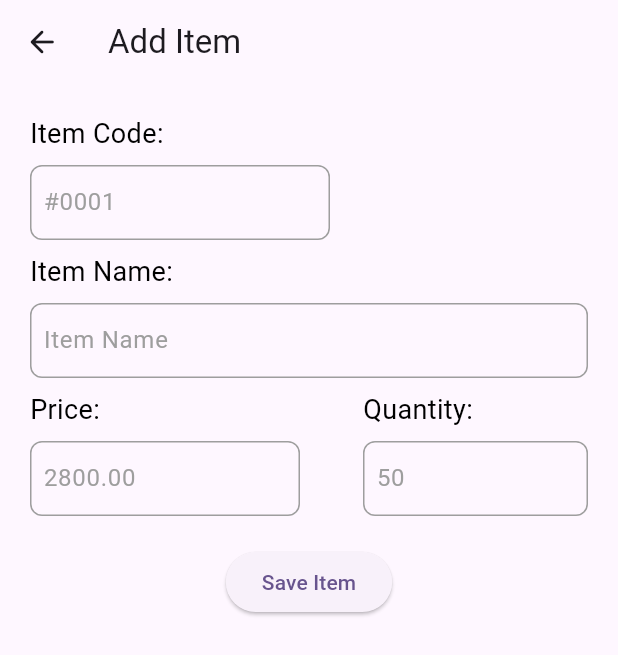
After one commit to CBS-Developments/Billing-App, a Flutter app: the AddingItemsPage screen opened directly, after a tap on the "arrow back" icon, after a tap on "Add Items", on a phone screen of 412 x 824 dp. The commit adds this screen. Shown: the top 655 px of the screen. Run offline on Flutter 3.47's test engine with Material 2 defaults, Android fonts, the phone set to English and light mode, and no system bars; missing offline and left inert: bluetooth_print; network calls fail.

Commit message:
Item Added Created

```diff
--- /dev/null
+++ b/billing_app/lib/Pages/itemsAddingPage.dart
@@ -0,0 +1,298 @@
+import 'package:billing_app/Pages/itemsPage.dart';
+import 'package:flutter/material.dart';
+import 'package:http/http.dart' as http;
+import 'dart:convert';
+
+class AddingItemsPage extends StatefulWidget {
+  const AddingItemsPage({Key? key}) : super(key: key);
+
+  @override
+  State<AddingItemsPage> createState() => _AddingItemsPageState();
+}
+
+class _AddingItemsPageState extends State<AddingItemsPage> {
+  // Controller for text fields
+  final TextEditingController itemCodeController = TextEditingController();
+  final TextEditingController nameController = TextEditingController();
+  final TextEditingController priceController = TextEditingController();
+  final TextEditingController quantityController = TextEditingController();
+
+  // Function to handle save button press
+  Future<void> addItem(
+    BuildContext context, {
+    required String itemCode,
+    required String name,
+    required double price,
+    required int quantity,
+  }) async {
+    // Add your validation logic for text controllers here
+    // For example, you can check if the fields are not empty or meet specific criteria
+
+    if (itemCode.isEmpty || name.isEmpty || price <= 0 || quantity <= 0) {
+      // Show an error message or handle validation failure
+      // You can use a snackbar or any other UI element to display the message
+      snackBar(
+          context, "Please fill in all fields with valid values.", Colors.red);
+      return;
+    }
+
+    // If validation passes, proceed with adding the item
+    var url = "http://dev.workspace.cbs.lk/addItems.php";
+
+    var data = {
+      "item_code": itemCode,
+      "item_name": name,
+      "price": price.toString(),
+      "available_quantity": quantity.toString(),
+      "status_" :' 1',
+      // Add other required parameters for your API
+    };
+
+    http.Response res = await http.post(
+      Uri.parse(url),
+      body: data,
+      headers: {
+        "Accept": "application/json",
+        "Content-Type": "application/x-www-form-urlencoded",
+      },
+      encoding: Encoding.getByName("utf-8"),
+    );
+
+    if (res.statusCode.toString() == "200") {
+      if (jsonDecode(res.body) == "true") {
+        // Show success message
+        if (!mounted) return;
+        showPrintedSuccessfullyDialog(context);
+      } else {
+        // Handle API response indicating failure
+        if (!mounted) return;
+        snackBar(context, "Error", Colors.blueAccent);
+      }
+    } else {
+      // Handle non-200 status code
+      if (!mounted) return;
+      snackBar(context, "Error", Colors.redAccent);
+    }
+  }
+
+  Future<void> snackBar(
+      BuildContext context, String message, Color color) async {
+    ScaffoldMessenger.of(context).showSnackBar(SnackBar(
+      content: Text(
+        message,
+        style: TextStyle(color: color, fontSize: 17.0),
+      ),
+    ));
+  }
+
+  Future<void> showPrintedSuccessfullyDialog(BuildContext context) async {
+    return showDialog<void>(
+      context: context,
+      barrierDismissible:
+          false, // Dialog cannot be dismissed by tapping outside
+      builder: (BuildContext context) {
+        return AlertDialog(
+          title: const Text('Successful'),
+          content: const SingleChildScrollView(
+            child: ListBody(
+              children: <Widget>[
+                Text('Item Added Successfully!!'),
+              ],
+            ),
+          ),
+          actions: <Widget>[
+            TextButton(
+              child: Text('OK'),
+              onPressed: () {
+                Navigator.of(context).pop();
+                Navigator.push(
+                  context,
+                  MaterialPageRoute(builder: (context) => ItemsPage()),
+                );
+                // Close the dialog
+              },
+            ),
+            TextButton(
+              child: Text('Add another item'),
+              onPressed: () {
+                Navigator.of(context).pop();
+                Navigator.push(
+                  context,
+                  MaterialPageRoute(builder: (context) => AddingItemsPage()),
+                );
+                // Close the dialog
+              },
+            ),
+          ],
+        );
+      },
+    );
+  }
+
+  @override
+  Widget build(BuildContext context) {
+    return Scaffold(
+      appBar: AppBar(
+        title: Text('Add Item'),
+        leading: IconButton(
+          icon: Icon(Icons.arrow_back_rounded),
+          onPressed: () {
+            Navigator.pop(context);
+            Navigator.push(
+              context,
+              MaterialPageRoute(builder: (context) => ItemsPage()),
+            );
+          },
+        ),
+      ),
+      body: Padding(
+        padding: const EdgeInsets.all(16.0),
+        child: Column(
+          crossAxisAlignment: CrossAxisAlignment.start,
+          children: [
+            Padding(
+              padding: const EdgeInsets.all(4.0),
+              child: Text(
+                "Item Code:",
+                style: TextStyle(fontSize: 18, color: Colors.black),
+              ),
+            ),
+            Padding(
+              padding: const EdgeInsets.all(4.0),
+              child: Container(
+                width: 200,
+                decoration: BoxDecoration(
+                  border: Border.all(color: Colors.grey),
+                  borderRadius: BorderRadius.circular(8),
+                ),
+                child: TextField(
+                  controller: itemCodeController,
+                  decoration: InputDecoration(
+                    hintText: '#0001',
+                    hintStyle: TextStyle(color: Colors.grey),
+                    border: InputBorder.none,
+                    contentPadding: EdgeInsets.all(8),
+                  ),
+                ),
+              ),
+            ),
+            Padding(
+              padding: const EdgeInsets.all(4.0),
+              child: Text(
+                "Item Name:",
+                style: TextStyle(fontSize: 18, color: Colors.black),
+              ),
+            ),
+            Padding(
+              padding: const EdgeInsets.all(4.0),
+              child: Container(
+                width: 400, // Adjust the width as needed
+                decoration: BoxDecoration(
+                  border: Border.all(color: Colors.grey),
+                  borderRadius: BorderRadius.circular(8),
+                ),
+                child: TextField(
+                  controller: nameController,
+                  decoration: InputDecoration(
+                    hintText: 'Item Name',
+                    hintStyle: TextStyle(color: Colors.grey),
+                    border: InputBorder.none,
+                    contentPadding: EdgeInsets.all(8),
+                  ),
+                ),
+              ),
+            ),
+            Row(
+              mainAxisAlignment: MainAxisAlignment.spaceBetween,
+              children: [
+                Column(
+                  crossAxisAlignment: CrossAxisAlignment.start,
+                  children: [
+                    Padding(
+                      padding: const EdgeInsets.all(4.0),
+                      child: Text(
+                        "Price:",
+                        style: TextStyle(fontSize: 18, color: Colors.black),
+                      ),
+                    ),
+                    Padding(
+                      padding: const EdgeInsets.all(4.0),
+                      child: Container(
+                        width: 180, // Adjust the width as needed
+                        decoration: BoxDecoration(
+                          border: Border.all(color: Colors.grey),
+                          borderRadius: BorderRadius.circular(8),
+                        ),
+                        child: TextField(
+                          controller: priceController,
+                          keyboardType:
+                              TextInputType.numberWithOptions(decimal: true),
+                          decoration: InputDecoration(
+                            hintText: '2800.00',
+                            hintStyle: TextStyle(color: Colors.grey),
+                            border: InputBorder.none,
+                            contentPadding: EdgeInsets.all(8),
+                          ),
+                        ),
+                      ),
+                    ),
+                  ],
+                ),
+                Column(
+                  crossAxisAlignment: CrossAxisAlignment.start,
+                  children: [
+                    Padding(
+                      padding: const EdgeInsets.all(4.0),
+                      child: Text(
+                        "Quantity:",
+                        style: TextStyle(fontSize: 18, color: Colors.black),
+                      ),
+                    ),
+                    Padding(
+                      padding: const EdgeInsets.all(4.0),
+                      child: Container(
+                        width: 150, // Adjust the width as needed
+                        decoration: BoxDecoration(
+                          border: Border.all(color: Colors.grey),
+                          borderRadius: BorderRadius.circular(8),
+                        ),
+                        child: TextField(
+                          controller: quantityController,
+                          keyboardType: TextInputType.number,
+                          decoration: InputDecoration(
+                            hintText: '50',
+                            hintStyle: TextStyle(color: Colors.grey),
+                            border: InputBorder.none,
+                            contentPadding: EdgeInsets.all(8),
+                          ),
+                        ),
+                      ),
+                    ),
+                  ],
+                ),
+              ],
+            ),
+            SizedBox(height: 16),
+            Row(
+              mainAxisAlignment: MainAxisAlignment.center,
+              children: [
+                ElevatedButton(
+                  onPressed: () {
+                    addItem(
+                      context,
+                      itemCode: itemCodeController.text,
+                      name: nameController.text,
+                      price: double.tryParse(priceController.text) ?? 0.0,
+                      quantity: int.tryParse(quantityController.text) ?? 0,
+                    );
+                  },
+                  child: Text('Save Item'),
+                ),
+              ],
+            ),
+          ],
+        ),
+      ),
+    );
+  }
+}
--- a/billing_app/lib/Pages/itemsPage.dart
+++ b/billing_app/lib/Pages/itemsPage.dart
@@ -1,6 +1,9 @@
+import 'package:billing_app/Pages/itemsAddingPage.dart';
 import 'package:flutter/material.dart';
 import 'package:http/http.dart' as http;
 import 'dart:convert';
+
+import 'homePage.dart';
 
 class ItemsPage extends StatefulWidget {
   @override
@@ -32,7 +35,8 @@ class _ItemsPageState extends State<ItemsPage> {
 
       return [];
     } else {
-      throw Exception('Failed to load data from the API. Status Code: ${response.statusCode}');
+      throw Exception(
+          'Failed to load data from the API. Status Code: ${response.statusCode}');
     }
   }
 
@@ -41,16 +45,72 @@ class _ItemsPageState extends State<ItemsPage> {
     return Scaffold(
       appBar: AppBar(
         title: Text('Items'),
+        leading: IconButton(
+          icon: Icon(Icons.arrow_back_rounded),
+          onPressed: () {
+            Navigator.pop(context);
+            Navigator.push(
+              context,
+              MaterialPageRoute(builder: (context) => HomePage()),
+            );
+          },
+        ),
       ),
       body: ListView.builder(
         itemCount: items.length,
         itemBuilder: (context, index) {
-          return ListTile(
-            title: Text(items[index].name),
-            subtitle: Text('Rs:${items[index].price.toStringAsFixed(2)}'),
-            // Add more details if needed
+          return Column(
+            children: [
+              ListTile(
+                title: Row(
+                  mainAxisAlignment: MainAxisAlignment.spaceBetween,
+                  children: [
+                    Column(
+                      crossAxisAlignment: CrossAxisAlignment.start,
+                      children: [
+                        Text('${items[index].itemCode} | ${items[index].name}'),
+                        Text('Rs:${items[index].price.toStringAsFixed(2)}'),
+                        Text('Quantity: ${items[index].availableQuantity}'),
+                      ],
+                    ),
+                    Row(
+                      children: [
+                        IconButton(
+                            onPressed: () {},
+                            icon: Icon(
+                              Icons.remove_circle_outline_rounded,
+                              color: Colors.redAccent,
+                            ),
+                          tooltip: 'Remove Item',
+                        ),
+                        IconButton(
+                            onPressed: () {},
+                            icon: Icon(
+                              Icons.more_vert_rounded,
+                              color: Colors.black,
+                            ),
+                          tooltip: 'More',
+                        )
+                      ],
+                    ),
+                  ],
+                ),
+                // Add more details if needed
+              ),
+              Divider()
+            ],
           );
         },
+      ),
+
+      floatingActionButton: ElevatedButton(
+        onPressed: () {
+          Navigator.pop(context);
+          Navigator.push(
+            context,
+            MaterialPageRoute(builder: (context) => AddingItemsPage()),);
+        },
+        child: Text('Add Items'),
       ),
     );
   }
@@ -60,11 +120,14 @@ class Item {
   final String itemCode;
   final String name;
   final double price;
+  final int availableQuantity;
 
+  // Use named parameters for the constructor
   Item({
     required this.itemCode,
     required this.name,
     required this.price,
+    required this.availableQuantity,
   });
 
   // Factory constructor to convert JSON to an Item object
@@ -73,6 +136,7 @@ class Item {
       itemCode: json['item_code'],
       name: json['item_name'],
       price: double.parse(json['price'].toString()),
+      availableQuantity: int.parse(json['available_quantity'].toString()),
     );
   }
 }
--- a/billing_app/lib/Pages/printerPage.dart
+++ b/billing_app/lib/Pages/printerPage.dart
@@ -313,6 +313,10 @@ class _PrinterPageState extends State<PrinterPage> {
 
                 await bluetoothPrint.printReceipt(config, list);
                 Navigator.of(context).pop();
+                Navigator.push(
+                  context,
+                  MaterialPageRoute(builder: (context) => HomePage()),
+                );
               }:null,
             ),
           ],
```
Also changed, not shown: billing_app/lib/Pages/salesPage.dart (+7 -0 lines).
